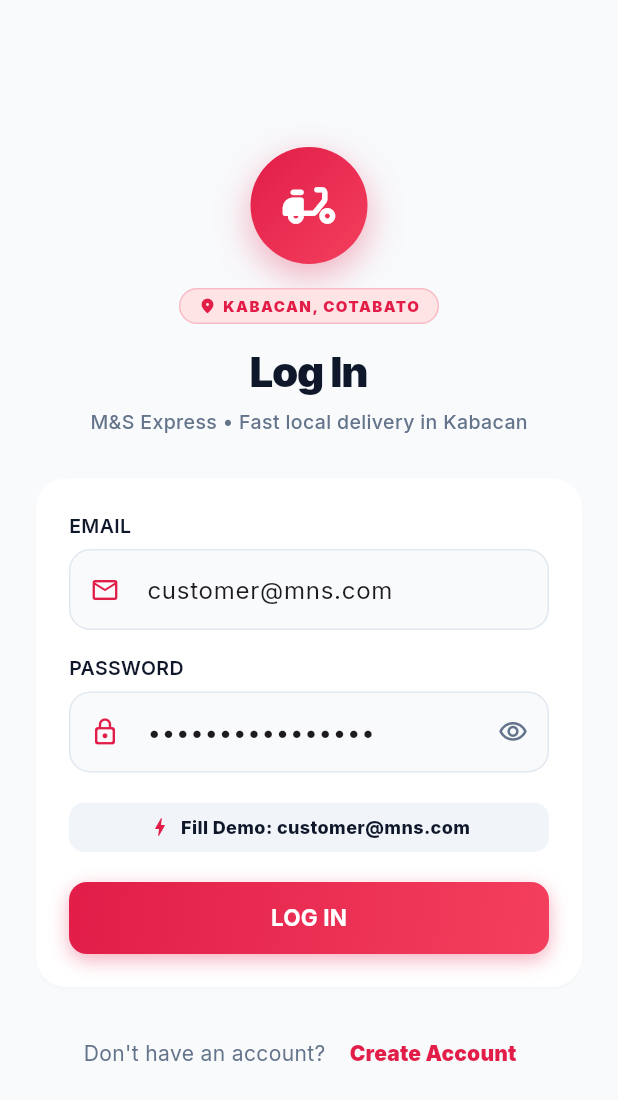
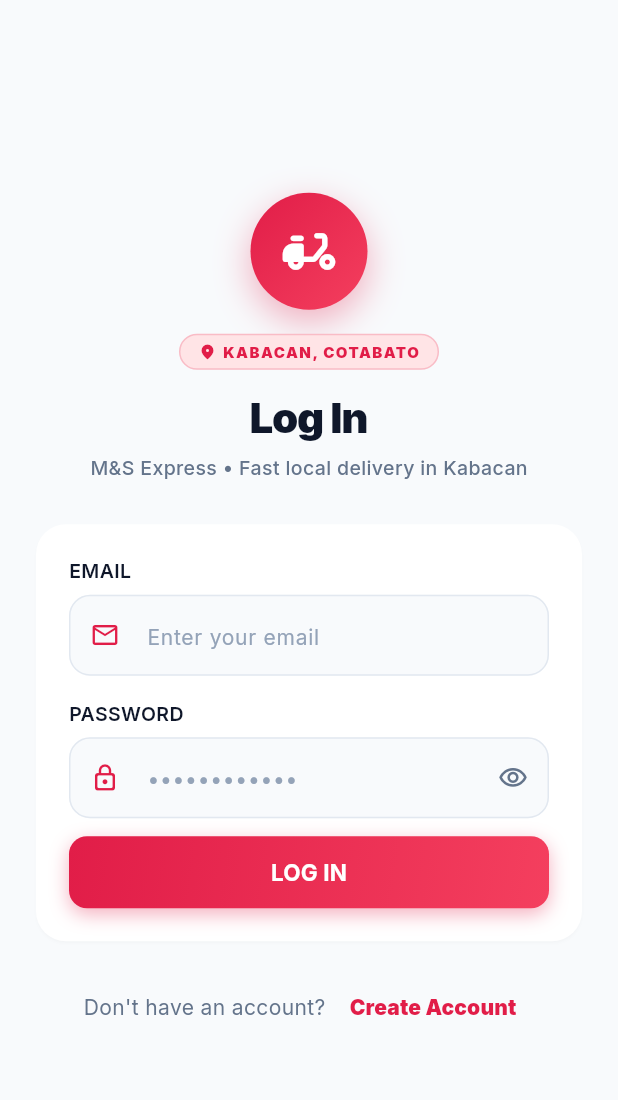
Before and after one commit to kiannaquines/real-time-delivery-courier-system, a Flutter app: the screen it shows after launch, on a phone screen of 412 x 824 dp. Shown: the top 1100 px of the screen. Run offline on Flutter 3.47's test engine with Material 3 defaults, Android fonts, the phone set to English and light mode, and no system bars; our stand-ins replace flutter_map, google_fonts, latlong2; missing offline and left inert: dart:html; accounts and stored records are empty.

Commit message:
Clean staging environment: remove demo autofills, hardcoded credentials and placeholders

```diff
--- a/ui/apps/admin/lib/main.dart
+++ b/ui/apps/admin/lib/main.dart
@@ -9,7 +9,7 @@
 void main() {
   WidgetsFlutterBinding.ensureInitialized();
 
-  const apiBaseUrl = String.fromEnvironment('API_BASE_URL', defaultValue: 'http://localhost:8000');
+  const apiBaseUrl = String.fromEnvironment('API_BASE_URL', defaultValue: 'https://real-time-delivery-courier-system.onrender.com');
 
   final apiClient = ApiClient(baseUrl: apiBaseUrl);
   final authSession = AuthSessionManager(apiClient: apiClient);
--- a/ui/apps/admin/lib/src/screens/auth/admin_login_screen.dart
+++ b/ui/apps/admin/lib/src/screens/auth/admin_login_screen.dart
@@ -11,8 +11,8 @@
 }
 
 class _AdminLoginScreenState extends State<AdminLoginScreen> {
-  final _emailCtrl = TextEditingController(text: 'admin@mns.com');
-  final _passwordCtrl = TextEditingController(text: 'AdminPass123!');
+  final _emailCtrl = TextEditingController();
+  final _passwordCtrl = TextEditingController();
   bool _isLoading = false;
   String? _error;
 
@@ -122,7 +122,7 @@
                         AppTextField(
                           controller: _emailCtrl,
                           label: 'EMAIL',
-                          hintText: 'admin@mns.com',
+                          hintText: 'Enter admin email',
                           keyboardType: TextInputType.emailAddress,
                           prefixIcon: const Icon(Icons.email_outlined, color: AppColors.textSecondary),
                         ),
--- a/ui/apps/admin/lib/src/screens/dashboard/admin_dashboard_shell.dart
+++ b/ui/apps/admin/lib/src/screens/dashboard/admin_dashboard_shell.dart
@@ -275,7 +275,7 @@
                                           ),
                                         ),
                                         Text(
-                                          user?.email ?? 'admin@mns.com',
+                                          user?.email ?? '',
                                           style: const TextStyle(
                                             fontSize: 12,
                                             color: AppColors.textMuted,
--- a/ui/apps/admin/lib/src/screens/live_map/admin_live_map_screen.dart
+++ b/ui/apps/admin/lib/src/screens/live_map/admin_live_map_screen.dart
@@ -293,9 +293,9 @@
                         child: _buildMapPin(
                           icon: Icons.two_wheeler_rounded,
                           color: AppColors.brandPrimary,
-                          label: '${_selectedRider != null ? "Carlos Swift" : "Rider"} (Live)',
+                          label: '${_selectedRider?.fullName ?? "Rider"} (Live)',
                           isPulsing: true,
-                          onTap: () => _showDetailsModal('Rider: Carlos Swift', 'Yamaha NMAX 155 (Plate MNS-7788)', 'Live Location Active\nSpeed: 28 km/h • Route active'),
+                          onTap: () => _showDetailsModal('Rider: ${_selectedRider?.fullName ?? "Active Courier"}', 'Fleet Motorcycle (${_selectedRider?.plateNumber ?? "En Route"})', 'Live Location Active\nTelemetry active'),
                         ),
                       ),
                     ],
--- a/ui/apps/admin/lib/src/screens/riders/admin_riders_screen.dart
+++ b/ui/apps/admin/lib/src/screens/riders/admin_riders_screen.dart
@@ -48,7 +48,7 @@
     final nameCtrl = TextEditingController();
     final emailCtrl = TextEditingController();
     final phoneCtrl = TextEditingController();
-    final passCtrl = TextEditingController(text: 'RiderPass123!');
+    final passCtrl = TextEditingController();
     final plateCtrl = TextEditingController();
 
     final confirmed = await showDialog<bool>(
--- a/ui/apps/customer/lib/main.dart
+++ b/ui/apps/customer/lib/main.dart
@@ -10,7 +10,7 @@
 void main() {
   WidgetsFlutterBinding.ensureInitialized();
 
-  const apiBaseUrl = String.fromEnvironment('API_BASE_URL', defaultValue: 'http://localhost:8000');
+  const apiBaseUrl = String.fromEnvironment('API_BASE_URL', defaultValue: 'https://real-time-delivery-courier-system.onrender.com');
 
   String? currentToken;
   final apiClient = ApiClient(
--- a/ui/apps/customer/lib/src/screens/auth/login_screen.dart
+++ b/ui/apps/customer/lib/src/screens/auth/login_screen.dart
@@ -12,8 +12,8 @@
 }
 
 class _CustomerLoginScreenState extends State<CustomerLoginScreen> {
-  final _emailCtrl = TextEditingController(text: 'customer@mns.com');
-  final _passwordCtrl = TextEditingController(text: 'CustomerPass123!');
+  final _emailCtrl = TextEditingController();
+  final _passwordCtrl = TextEditingController();
   bool _obscurePassword = true;
   bool _isLoading = false;
   String? _error;
@@ -39,14 +39,6 @@
     } finally {
       if (mounted) setState(() => _isLoading = false);
     }
-  }
-
-  void _fillDemoAccount() {
-    setState(() {
-      _emailCtrl.text = 'customer@mns.com';
-      _passwordCtrl.text = 'CustomerPass123!';
-      _error = null;
-    });
   }
 
   @override
@@ -162,7 +154,7 @@
                           AppTextField(
                             controller: _emailCtrl,
                             label: 'EMAIL',
-                            hintText: 'customer@mns.com',
+                            hintText: 'Enter your email',
                             keyboardType: TextInputType.emailAddress,
                             prefixIcon: const Icon(Icons.email_outlined, color: AppColors.brandPrimary, size: 20),
                           ),
@@ -184,33 +176,7 @@
                               onPressed: () => setState(() => _obscurePassword = !_obscurePassword),
                             ),
                           ),
-                          const SizedBox(height: 20),
-
-                          // Demo Autofill Pill
-                          InkWell(
-                            onTap: _fillDemoAccount,
-                            borderRadius: BorderRadius.circular(10),
-                            child: Container(
-                              padding: const EdgeInsets.symmetric(horizontal: 10, vertical: 8),
-                              decoration: BoxDecoration(
-                                color: const Color(0xFFF1F5F9),
-                                borderRadius: BorderRadius.circular(10),
-                              ),
-                              child: const Wrap(
-                                alignment: WrapAlignment.center,
-                                crossAxisAlignment: WrapCrossAlignment.center,
-                                spacing: 6,
-                                children: [
-                                  Icon(Icons.bolt_rounded, size: 16, color: AppColors.brandPrimary),
-                                  Text(
-                                    'Fill Demo: customer@mns.com',
-                                    style: TextStyle(fontSize: 12, fontWeight: FontWeight.w800, color: AppColors.textPrimary),
-                                  ),
-                                ],
-                              ),
-                            ),
-                          ),
-                          const SizedBox(height: 20),
+                          const SizedBox(height: 12),
 
                           // Login Button
                           AppButton(
--- a/ui/apps/customer/lib/src/screens/cart/cart_screen.dart
+++ b/ui/apps/customer/lib/src/screens/cart/cart_screen.dart
@@ -18,7 +18,7 @@
   Address? _selectedAddress;
   List<Address> _savedAddresses = [];
   bool _isLoadingAddresses = true;
-  final _notesCtrl = TextEditingController(text: 'Near USM Gate 1');
+  final _notesCtrl = TextEditingController();
   bool _isSubmitting = false;
   String? _error;
 
--- a/ui/apps/customer/lib/src/screens/home/home_screen.dart
+++ b/ui/apps/customer/lib/src/screens/home/home_screen.dart
@@ -127,7 +127,9 @@
 
   Widget _buildHomeDashboard(CartState cart) {
     final auth = context.watch<AuthSessionManager>();
-    final userName = auth.currentUser?.fullName.split(' ').first ?? 'Alice';
+    final userName = (auth.currentUser?.fullName.isNotEmpty == true)
+        ? auth.currentUser!.fullName.split(' ').first
+        : 'there';
 
     final filteredStores = _stores.where((s) {
       if (_searchQuery.isEmpty) return true;
--- a/ui/apps/customer/lib/src/screens/tracking/order_tracking_screen.dart
+++ b/ui/apps/customer/lib/src/screens/tracking/order_tracking_screen.dart
@@ -609,11 +609,11 @@
                         const Text('YOUR RIDER', style: TextStyle(fontSize: 10, fontWeight: FontWeight.w900, color: AppColors.textMuted, letterSpacing: 0.6)),
                         const SizedBox(height: 2),
                         Text(
-                          delivery?.riderName ?? 'Carlos Swift',
+                          delivery?.riderName ?? 'Assigned Courier',
                           style: const TextStyle(fontSize: 16, fontWeight: FontWeight.w900, color: AppColors.textPrimary),
                         ),
                         const SizedBox(height: 2),
-                        const Text('Yamaha NMAX 155 • Plate MNS-7788', style: TextStyle(fontSize: 12, color: AppColors.textSecondary)),
+                        const Text('Active Delivery Fleet • On Route', style: TextStyle(fontSize: 12, color: AppColors.textSecondary)),
                       ],
                     ),
                   ),
@@ -623,7 +623,7 @@
                     tooltip: 'Call Rider',
                     onPressed: () {
                       ScaffoldMessenger.of(context).showSnackBar(
-                        const SnackBar(content: Text('Calling rider (+63 917 123 4567)...')),
+                        const SnackBar(content: Text('Contacting assigned courier...')),
                       );
                     },
                   ),
--- a/ui/apps/rider/lib/main.dart
+++ b/ui/apps/rider/lib/main.dart
@@ -10,7 +10,7 @@
 void main() {
   WidgetsFlutterBinding.ensureInitialized();
 
-  const apiBaseUrl = String.fromEnvironment('API_BASE_URL', defaultValue: 'http://localhost:8000');
+  const apiBaseUrl = String.fromEnvironment('API_BASE_URL', defaultValue: 'https://real-time-delivery-courier-system.onrender.com');
 
   final apiClient = ApiClient(baseUrl: apiBaseUrl);
   final authSession = AuthSessionManager(apiClient: apiClient);
--- a/ui/apps/rider/lib/src/screens/dashboard/rider_dashboard_screen.dart
+++ b/ui/apps/rider/lib/src/screens/dashboard/rider_dashboard_screen.dart
@@ -149,7 +149,7 @@
               child: Column(
                 crossAxisAlignment: CrossAxisAlignment.start,
                 children: [
-                  Text(rider?.fullName ?? 'Carlos Swift', style: const TextStyle(fontWeight: FontWeight.w900, fontSize: 16, color: AppColors.textPrimary), maxLines: 1, overflow: TextOverflow.ellipsis),
+                  Text(rider?.fullName ?? 'Rider', style: const TextStyle(fontWeight: FontWeight.w900, fontSize: 16, color: AppColors.textPrimary), maxLines: 1, overflow: TextOverflow.ellipsis),
                   const Text('M&S Express Rider', style: TextStyle(fontSize: 11, color: AppColors.textSecondary, fontWeight: FontWeight.w600)),
                 ],
               ),
--- a/ui/apps/rider/lib/src/screens/profile/rider_profile_screen.dart
+++ b/ui/apps/rider/lib/src/screens/profile/rider_profile_screen.dart
@@ -47,19 +47,19 @@
                   ),
                   child: Center(
                     child: Text(
-                      rider != null && rider.fullName.isNotEmpty ? rider.fullName[0].toUpperCase() : 'C',
+                      rider != null && rider.fullName.isNotEmpty ? rider.fullName[0].toUpperCase() : 'R',
                       style: const TextStyle(fontWeight: FontWeight.w900, fontSize: 32, color: Colors.white),
                     ),
                   ),
                 ),
                 const SizedBox(height: 14),
                 Text(
-                  rider?.fullName ?? 'Carlos Swift',
+                  rider?.fullName ?? 'Rider',
                   style: const TextStyle(fontSize: 20, fontWeight: FontWeight.w900, color: AppColors.textPrimary),
                 ),
                 const SizedBox(height: 4),
                 Text(
-                  rider?.email ?? 'rider@mns.com',
+                  rider?.email ?? '',
                   style: const TextStyle(fontSize: 13, color: AppColors.textSecondary),
                 ),
                 const SizedBox(height: 12),
```
Also changed, not shown: ui/apps/rider/lib/src/screens/auth/rider_login_screen.dart (+4 -38 lines), 2 other files.
